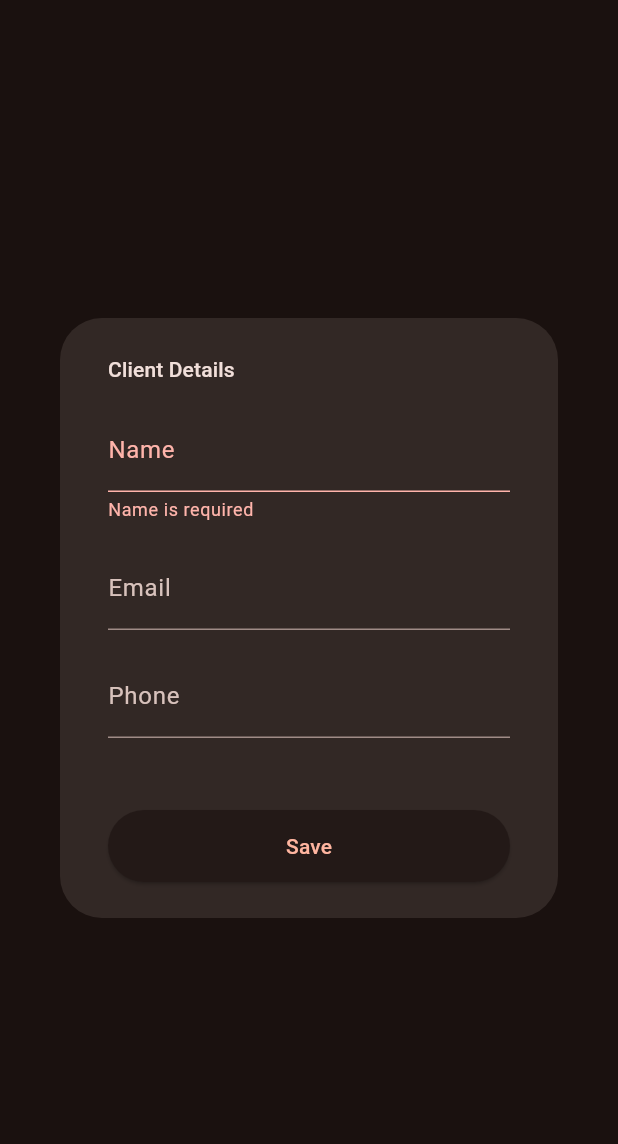
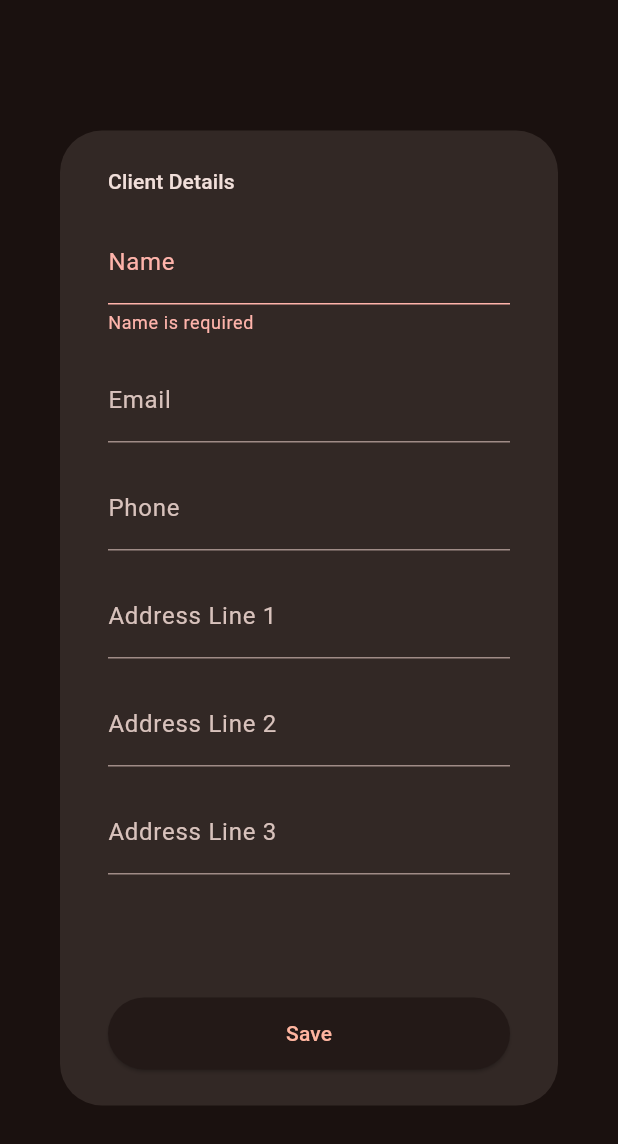
Before and after one commit to AdithaD/job_app, a Flutter app: the _ClientDetailsEditDialog widget shown alone on an empty page, opened directly with empty values, after a tap on "Save", on a phone screen of 412 x 824 dp. Shown: the top 1144 px of the screen. Run offline on Flutter 3.47's test engine with Material 3 defaults, Android fonts, the phone set to English and light mode, and no system bars; our stand-ins replace file_picker, flutter_colorpicker, flutter_riverpod, open_filex, pdf, permission_handler and 4 more; accounts and stored records are empty; network calls fail.

Commit message:
added client address details view, edit and on invoice

```diff
--- a/lib/invoice.dart
+++ b/lib/invoice.dart
@@ -2,6 +2,7 @@ import 'dart:io';
 
 import 'package:intl/intl.dart';
 import 'package:job_app/models/business_details.dart';
+import 'package:job_app/models/client.dart';
 import 'package:job_app/models/job.dart';
 import 'package:job_app/models/payment_details.dart';
 import 'package:open_filex/open_filex.dart';
@@ -105,9 +106,9 @@ class InvoicePdf {
             ),
             pw.SizedBox(height: 4),
             pw.Text(client.name),
-            pw.Text("Address Line 1"),
-            pw.Text("Address Line 2"),
-            pw.Text("Address Line 3"),
+            pw.Text(client.addressLine1 ?? ""),
+            pw.Text(client.addressLine2 ?? ""),
+            pw.Text(client.addressLine3 ?? ""),
           ],
         ),
       ]);
--- a/lib/models/client.dart
+++ b/lib/models/client.dart
@@ -10,6 +10,10 @@ class Client {
   String? email;
   String? phone;
 
+  String? addressLine1;
+  String? addressLine2;
+  String? addressLine3;
+
   factory Client.fromJson(Map<String, dynamic> json) => _$ClientFromJson(json);
 
   Map<String, dynamic> toJson() => _$ClientToJson(this);
--- a/lib/pages/view_job/_client_details_view.dart
+++ b/lib/pages/view_job/_client_details_view.dart
@@ -54,6 +54,11 @@ class _ClientDetailsView extends StatelessWidget {
                     fieldName: "Phone",
                     child: Text(client.phone ?? ""),
                   ),
+                  ViewField(
+                    fieldName: "Address",
+                    child: Text(
+                        "${client.addressLine1 ?? ""}\n${client.addressLine2 ?? ""}\n${client.addressLine3 ?? ""}"),
+                  ),
                 ],
               );
             }
@@ -82,6 +87,10 @@ class _ClientDetailsEditDialogState
   late TextEditingController _emailController;
   late TextEditingController _phoneController;
 
+  late TextEditingController _addressLine1Controller;
+  late TextEditingController _addressLine2Controller;
+  late TextEditingController _addressLine3Controller;
+
   @override
   void initState() {
     super.initState();
@@ -94,6 +103,16 @@ class _ClientDetailsEditDialogState
     );
     _phoneController = TextEditingController(
       text: widget.job.client?.phone ?? "",
+    );
+
+    _addressLine1Controller = TextEditingController(
+      text: widget.job.client?.addressLine1 ?? "",
+    );
+    _addressLine2Controller = TextEditingController(
+      text: widget.job.client?.addressLine2 ?? "",
+    );
+    _addressLine3Controller = TextEditingController(
+      text: widget.job.client?.addressLine3 ?? "",
     );
   }
 
@@ -110,7 +129,7 @@ class _ClientDetailsEditDialogState
     return Dialog(
       child: SingleChildScrollView(
         child: Container(
-          height: 400,
+          height: 650,
           width: 400,
           padding: const EdgeInsets.symmetric(horizontal: 32, vertical: 24),
           child: Form(
@@ -151,6 +170,33 @@ class _ClientDetailsEditDialogState
                   ),
                   controller: _phoneController,
                 ),
+                const SizedBox(
+                  height: 16,
+                ),
+                TextFormField(
+                  decoration: const InputDecoration(
+                    labelText: "Address Line 1",
+                  ),
+                  controller: _addressLine1Controller,
+                ),
+                const SizedBox(
+                  height: 16,
+                ),
+                TextFormField(
+                  decoration: const InputDecoration(
+                    labelText: "Address Line 2",
+                  ),
+                  controller: _addressLine2Controller,
+                ),
+                const SizedBox(
+                  height: 16,
+                ),
+                TextFormField(
+                  decoration: const InputDecoration(
+                    labelText: "Address Line 3",
+                  ),
+                  controller: _addressLine3Controller,
+                ),
                 const Spacer(),
                 const VerticalDivider(),
                 LargeElevatedButton(
@@ -171,6 +217,10 @@ class _ClientDetailsEditDialogState
       newClient.name = _nameController.text;
       newClient.email = _emailController.text;
       newClient.phone = _phoneController.text;
+
+      newClient.addressLine1 = _addressLine1Controller.text;
+      newClient.addressLine2 = _addressLine2Controller.text;
+      newClient.addressLine3 = _addressLine3Controller.text;
 
       await requestErrorHandler(
         context,
```
Also changed, not shown: lib/models/client.g.dart.
